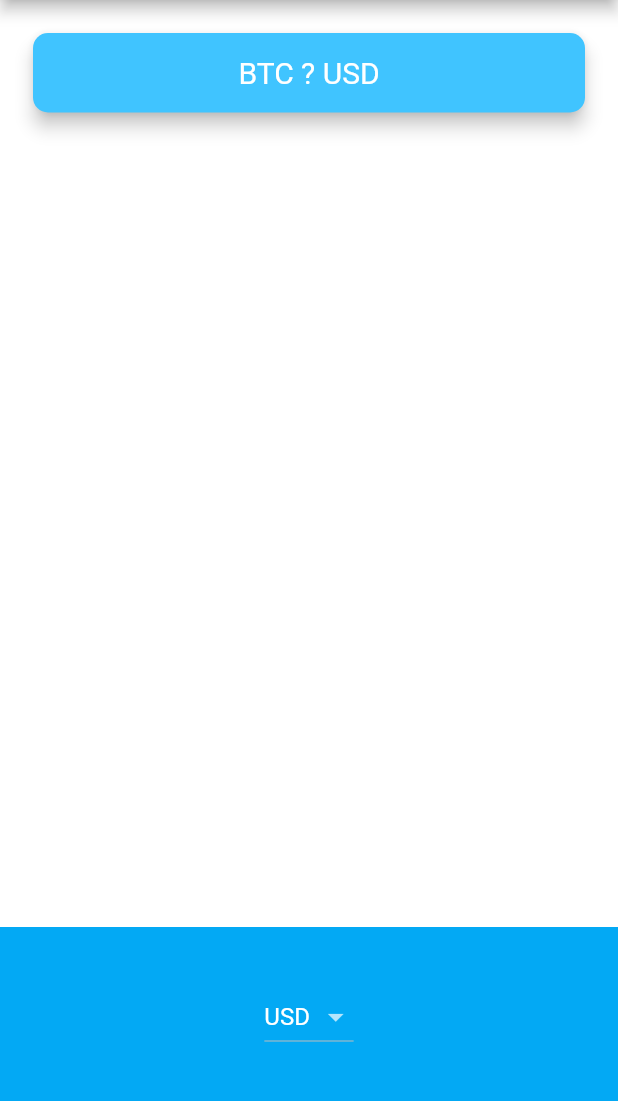
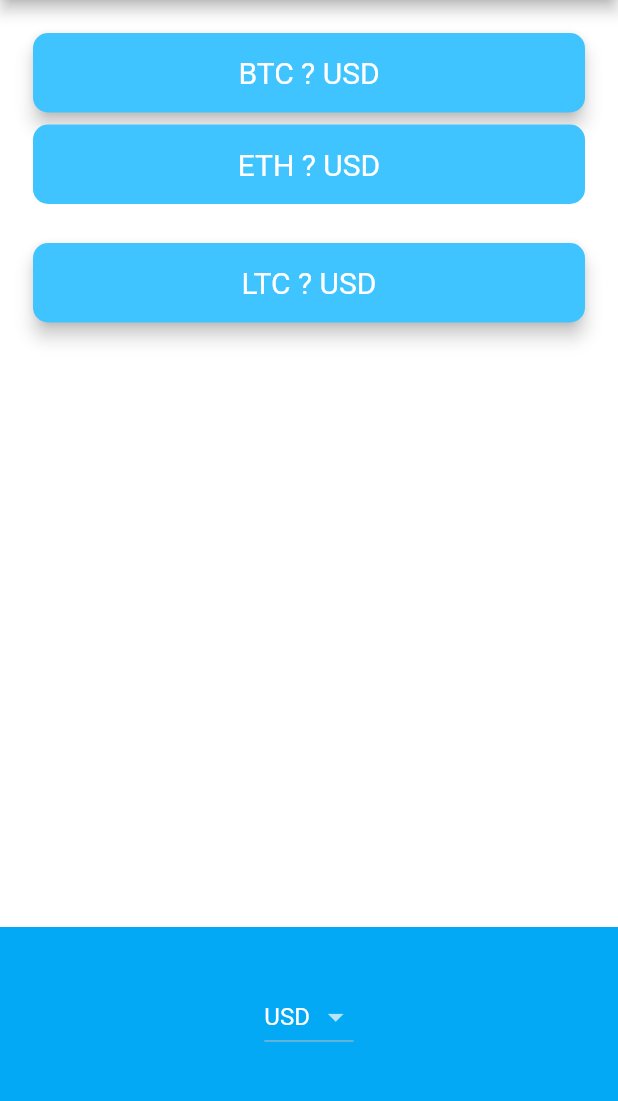
Before and after one commit to HassanDev1/bitcoin-ticker-app, a Flutter app: the screen it shows after launch, on a phone screen of 412 x 824 dp, the part 84-1185 px from its top. Run offline on Flutter 3.47's test engine with Material 2 defaults, Android fonts, the phone set to English and light mode, and no system bars; network calls fail.

Commit message:
final project without refactoring

```diff
--- a/lib/price_screen.dart
+++ b/lib/price_screen.dart
@@ -79,6 +79,7 @@ CoinData coinData = CoinData();
   }
 
 
+
   @override
   Widget build(BuildContext context) {
 
@@ -90,7 +91,9 @@ CoinData coinData = CoinData();
         mainAxisAlignment: MainAxisAlignment.spaceBetween,
         crossAxisAlignment: CrossAxisAlignment.stretch,
         children: <Widget>[
-          Padding(
+          Column(
+            crossAxisAlignment: CrossAxisAlignment.stretch,
+          children: [Padding(
             padding: EdgeInsets.fromLTRB(18.0, 18.0, 18.0, 0),
             child: Card(
               color: Colors.lightBlueAccent,
@@ -111,6 +114,51 @@ CoinData coinData = CoinData();
               ),
             ),
           ),
+
+          Padding(
+            padding: EdgeInsets.fromLTRB(18.0, 0.0, 18.0, 0),
+            child: Card(
+              color: Colors.lightBlueAccent,
+              elevation: 0.0,
+              shape: RoundedRectangleBorder(
+                borderRadius: BorderRadius.circular(10.0),
+              ),
+              child: Padding(
+                padding: EdgeInsets.symmetric(vertical: 15.0, horizontal: 28.0),
+                child: Text(
+                  'ETH $bitCoinInUsd $selectedCurreny',
+                  textAlign: TextAlign.center,
+                  style: TextStyle(
+                    fontSize: 20.0,
+                    color: Colors.white,
+                  ),
+                ),
+              ),
+            ),
+          ),
+          Padding(
+            padding: EdgeInsets.fromLTRB(18.0, 18.0, 18.0, 0),
+            child: Card(
+              color: Colors.lightBlueAccent,
+              elevation: 5.0,
+              shape: RoundedRectangleBorder(
+                borderRadius: BorderRadius.circular(10.0),
+              ),
+              child: Padding(
+                padding: EdgeInsets.symmetric(vertical: 15.0, horizontal: 28.0),
+                child: Text(
+                  'LTC $bitCoinInUsd $selectedCurreny',
+                  textAlign: TextAlign.center,
+                  style: TextStyle(
+                    fontSize: 20.0,
+                    color: Colors.white,
+                  ),
+                ),
+              ),
+            ),
+          ),
+          ]
+          ),
           Container(
             height: 150.0,
             alignment: Alignment.center,
```
